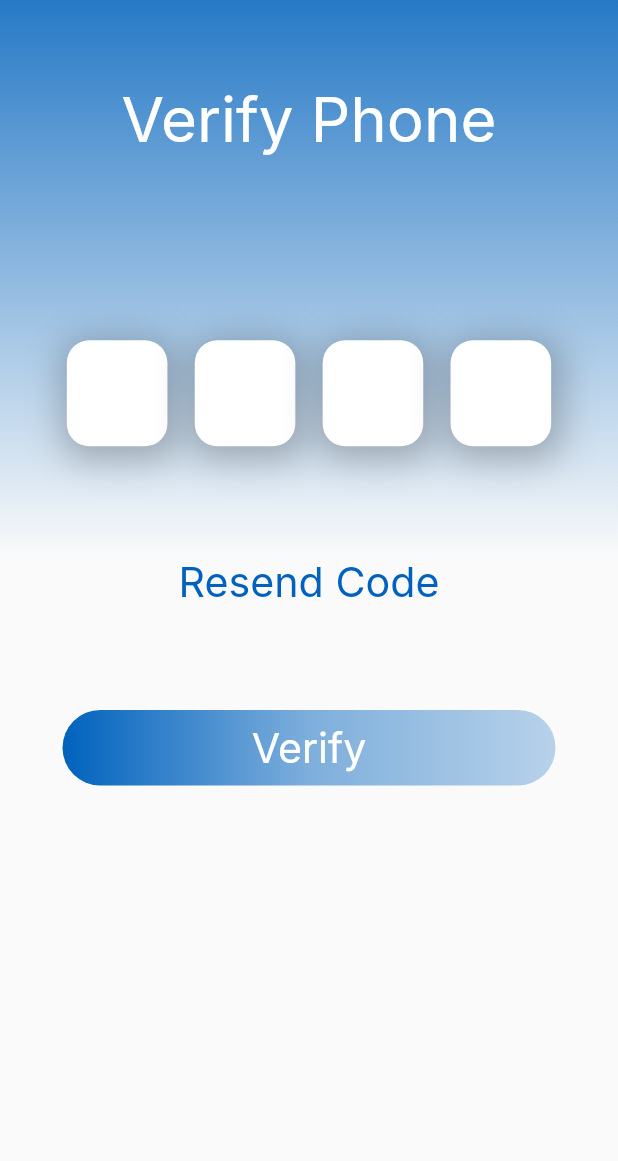
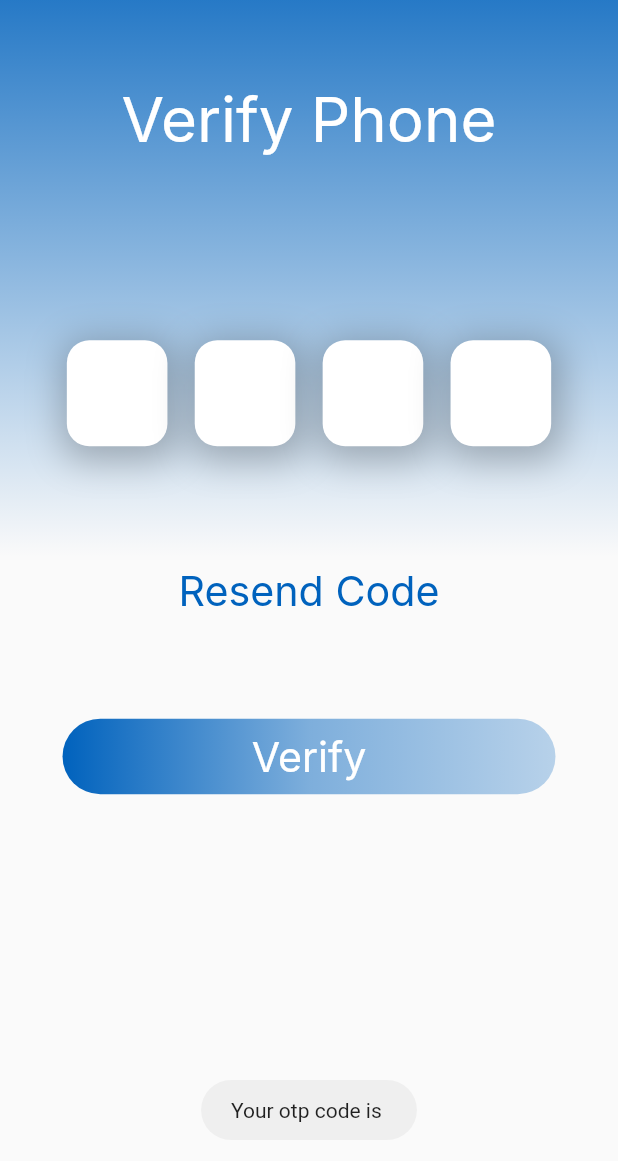
Before and after one commit to Basel85/magdsoft_task, a Flutter app: the VerifyScreen screen opened directly with empty values, after a tap on "Resend Code", on a phone screen of 412 x 824 dp. Shown: the top 1161 px of the screen. Run offline on Flutter 3.47's test engine with Material 2 defaults, Android fonts, the phone set to English and light mode, and no system bars; our stand-ins replace bloc, flutter_bloc, flutter_translate, fluttertoast, shared_preferences, sizer; accounts and stored records are empty; Roboto replaces fonts that are missing (Inter).

```diff
--- a/lib/business_logic/authentication_cubit/authentication_states.dart
+++ b/lib/business_logic/authentication_cubit/authentication_states.dart
@@ -2,15 +2,29 @@ class AuthenticationState {}
 
 class AuthenticationInitial extends AuthenticationState {}
 
-class AuthenticationLoading extends AuthenticationState {}
+class AuthenticationLoginLoading extends AuthenticationState {}
 
-class AuthenticationSuccess extends AuthenticationState {
+class AuthenticationLoginSuccess extends AuthenticationState {
   final String successMessage;
   final String code;
-  AuthenticationSuccess(this.successMessage, this.code);
+  AuthenticationLoginSuccess(this.successMessage, this.code);
 }
 
-class AuthenticationFailure extends AuthenticationState {
+class AuthenticationLoginFailure extends AuthenticationState {
   final String errorMessage;
-  AuthenticationFailure(this.errorMessage);
+  AuthenticationLoginFailure(this.errorMessage);
 }
+
+class AuthenticationVerifyOtpLoading extends AuthenticationState {}
+
+class AuthenticationVerifyOtpSuccess extends AuthenticationState {
+  final String successMessage;
+
+  AuthenticationVerifyOtpSuccess(this.successMessage);
+}
+
+class AuthenticationVerifyOtpFailure extends AuthenticationState {
+  final String failureMessage;
+
+  AuthenticationVerifyOtpFailure(this.failureMessage);
+}
--- a/lib/data/network/requests/login_request.dart
+++ b/lib/data/network/requests/login_request.dart
@@ -11,7 +11,6 @@ class LoginRequest {
     Response response = await HttpHelper.postData(
         url: verifyPhone, body: {"phone": phonenumber, "name": fullname});
     Map<String, dynamic> dataInJson = json.decode(response.body);
-    print(dataInJson);
     return LoginResponse.fromJson(dataInJson);
   }
 }
--- /dev/null
+++ b/lib/data/network/requests/verify_otp_request.dart
@@ -0,0 +1,16 @@
+import 'dart:convert';
+
+import 'package:http/http.dart';
+import 'package:magdsoft_task/constants/end_points.dart';
+import 'package:magdsoft_task/data/data_providers/remote/http_helper.dart';
+import 'package:magdsoft_task/data/network/responses/verify_otp_response.dart';
+
+class VerifyOtpRequest {
+  static Future<VerifyOtpResponse> verifyUserOtp(
+      String code, String phonenumber) async {
+    Response response = await HttpHelper.postData(
+        url: otp, body: {"code": code, "phone": phonenumber});
+    Map<String, dynamic> dataInJson = json.decode(response.body);
+    return VerifyOtpResponse.fromJson(dataInJson);
+  }
+}
--- /dev/null
+++ b/lib/data/network/responses/verify_otp_response.dart
@@ -0,0 +1,8 @@
+class VerifyOtpResponse {
+  final int statusCode;
+  final String message;
+  VerifyOtpResponse({required this.statusCode, required this.message});
+  factory VerifyOtpResponse.fromJson(Map<String, dynamic> verifyOtpResponse) {
+    return VerifyOtpResponse(statusCode: verifyOtpResponse['status'],message: verifyOtpResponse['message']);
+  }
+}
--- a/lib/presentation/router/app_router.dart
+++ b/lib/presentation/router/app_router.dart
@@ -1,4 +1,5 @@
 import 'package:flutter/material.dart';
+import 'package:magdsoft_task/presentation/screens/shared/help_screen.dart';
 import 'package:magdsoft_task/presentation/screens/user/login_screen.dart';
 import 'package:magdsoft_task/presentation/screens/user/verify_screen.dart';
 import '../screens/shared/splash_screen.dart';
@@ -12,7 +13,9 @@ class AppRouter {
         return MaterialPageRoute(builder: (_) => const LoginScreen());
       case '/verify':
         final args = settings.arguments as Map<String, dynamic>;
-        return MaterialPageRoute(builder: (context) => VerifyScreen(fullname: args['fullname'],phonenumber: args['phonenumber'],));
+        return MaterialPageRoute(builder: (context) => VerifyScreen(fullname: args['fullname'],phonenumber: args['phonenumber'],otpCode: args['code'],));
+      case '/help':
+        return MaterialPageRoute(builder: (_) => const HelpScreen());
       default:
         return null;
     }
--- a/lib/presentation/screens/user/verify_screen.dart
+++ b/lib/presentation/screens/user/verify_screen.dart
@@ -1,16 +1,26 @@
 import 'package:flutter/material.dart';
+import 'package:flutter_bloc/flutter_bloc.dart';
+import 'package:fluttertoast/fluttertoast.dart';
+import 'package:magdsoft_task/business_logic/authentication_cubit/authentication_cubit.dart';
+import 'package:magdsoft_task/business_logic/authentication_cubit/authentication_states.dart';
 import 'package:magdsoft_task/presentation/responsiveness/size_config.dart';
 import 'package:magdsoft_task/presentation/styles/colors.dart';
 import 'package:magdsoft_task/presentation/styles/text_styles.dart';
+import 'package:magdsoft_task/presentation/view/shared/background_by_linear_gradient.dart';
 import 'package:magdsoft_task/presentation/view/shared/custom_button.dart';
 import 'package:magdsoft_task/presentation/view/verify_screen/otp_field.dart';
+import 'package:magdsoft_task/presentation/widget/dialogue.dart';
 import 'package:sizer/sizer.dart';
 
 class VerifyScreen extends StatefulWidget {
   final String fullname;
   final String phonenumber;
+  final String otpCode;
   const VerifyScreen(
-      {super.key, required this.fullname, required this.phonenumber});
+      {super.key,
+      required this.fullname,
+      required this.phonenumber,
+      required this.otpCode});
 
   @override
   State<VerifyScreen> createState() => _VerifyScreenState();
@@ -21,24 +31,49 @@ class _VerifyScreenState extends State<VerifyScreen> {
   final TextEditingController _secondDigitController = TextEditingController();
   final TextEditingController _thirdDigitController = TextEditingController();
   final TextEditingController _fourthDigitController = TextEditingController();
+  void verifyOtp() async {
+    FocusScope.of(context).unfocus();
+    String otpCode = _firstDigitController.text +
+        _secondDigitController.text +
+        _thirdDigitController.text +
+        _fourthDigitController.text;
+    try {
+      await AuthenticationCubit.get(context).verifyUserOtp(otpCode, widget.phonenumber);
+    } catch (_) {
+      AuthenticationCubit.get(context).alertThatUnknownErrorHappenedwhileVerifyingOtp();
+    }
+  }
+
   @override
   Widget build(BuildContext context) {
     return Scaffold(
       body: SafeArea(
-          child: SingleChildScrollView(
-            child: Column(
-
+          child: BlocListener<AuthenticationCubit, AuthenticationState>(
+        listener: (context, state) {
+          if (state is AuthenticationVerifyOtpLoading) {
+            showProgressDialog(context);
+          } else if (state is AuthenticationVerifyOtpSuccess) {
+            Navigator.pop(context);
+            Fluttertoast.showToast(
+                msg: state.successMessage, toastLength: Toast.LENGTH_LONG);
+            Navigator.pushNamedAndRemoveUntil(context, '/help', (route) => false);
+          } else if (state is AuthenticationVerifyOtpFailure) {
+            Navigator.pop(context);
+            Fluttertoast.showToast(msg: state.failureMessage, toastLength: Toast.LENGTH_LONG);
+          }
+        },
+        listenWhen: (previous, current) =>
+            current is AuthenticationVerifyOtpLoading ||
+            current is AuthenticationVerifyOtpSuccess ||
+            current is AuthenticationVerifyOtpFailure,
+        child: Stack(
           children: [
-            Container(
-              width: SizeConfig.getPartOfWidth(430).w,
-              height: SizeConfig.getPartOfHeight(420).h,
-              decoration: const BoxDecoration(
-                gradient: LinearGradient(
-                  begin: Alignment(0.00, -1.00),
-                  end: Alignment(0, 1),
-                  colors: [AppColor.eigthBlueColor, AppColor.thirdBlackColor],
+            SizedBox(
+              width: 100.w,
+              height: 100.h,
             ),
-              ),
+            const BackgroundByLinearGradient(),
+            SingleChildScrollView(
               child: Column(
                 crossAxisAlignment: CrossAxisAlignment.center,
                 mainAxisAlignment: MainAxisAlignment.start,
@@ -83,15 +118,17 @@ class _VerifyScreenState extends State<VerifyScreen> {
                   SizedBox(
                     height: SizeConfig.getPartOfHeight(90).h,
                   ),
-                ],
-              ),
-            ),
                   GestureDetector(
-              onTap: () {},
+                    onTap: () {
+                      Fluttertoast.showToast(
+                          msg: "Your otp code is ${widget.otpCode}",
+                          toastLength: Toast.LENGTH_LONG);
+                    },
                     child: Text(
                       "Resend Code",
                       textAlign: TextAlign.center,
-                style: AppTextStyle.colorSecondBlueFamilyInterWeightw400Size20,
+                      style: AppTextStyle
+                          .colorSecondBlueFamilyInterWeightw400Size20,
                     ),
                   ),
                   SizedBox(
@@ -99,10 +136,13 @@ class _VerifyScreenState extends State<VerifyScreen> {
                   ),
                   CustomButton(
                     buttonText: "Verify",
-              onTap: () {},
+                    onTap: verifyOtp,
                     width: SizeConfig.getPartOfWidth(343).w,
                     height: SizeConfig.getPartOfHeight(57).h,
                   )
+                ],
+              ),
+            ),
           ],
         ),
       )),
--- /dev/null
+++ b/lib/presentation/view/shared/background_by_linear_gradient.dart
@@ -0,0 +1,23 @@
+import 'package:flutter/material.dart';
+import 'package:magdsoft_task/presentation/responsiveness/size_config.dart';
+import 'package:magdsoft_task/presentation/styles/colors.dart';
+import 'package:sizer/sizer.dart';
+
+class BackgroundByLinearGradient extends StatelessWidget {
+  const BackgroundByLinearGradient({super.key});
+
+  @override
+  Widget build(BuildContext context) {
+    return Container(
+      width: 100.w,
+      height: SizeConfig.getPartOfHeight(420).h,
+      decoration: const BoxDecoration(
+        gradient: LinearGradient(
+          begin:  Alignment(0.00, -1.00),
+          end:  Alignment(0, 1),
+          colors: [AppColor.eigthBlueColor, AppColor.thirdBlackColor],
+        ),
+      ),
+    );
+  }
+}
```
Also changed, not shown: lib/business_logic/authentication_cubit/authentication_cubit.dart (+23 -5 lines), lib/data/models/account_model.dart (+10 -0 lines), lib/presentation/screens/shared/help_screen.dart (added, +34 -0 lines), lib/presentation/view/login_screen/login_screen_card.dart (+8 -8 lines), lib/presentation/view/help_screen/help_component.dart (added). Lines whose indentation alone changed are shown as unchanged.
